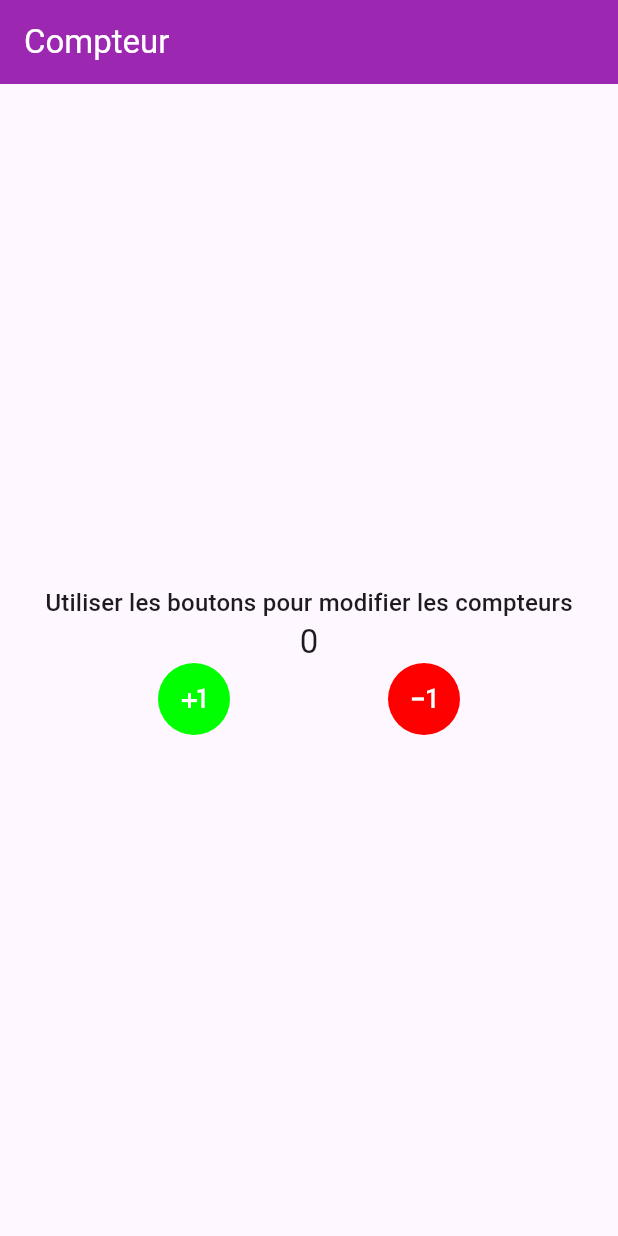
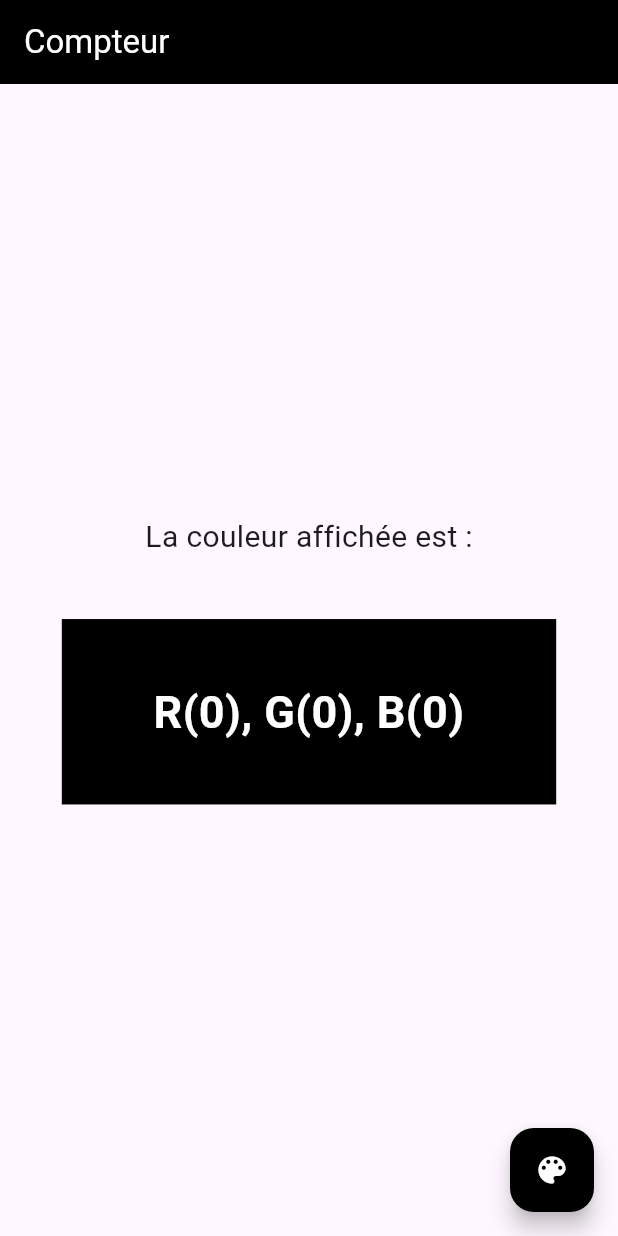
Before and after one commit to naelbenaissa/flutter_etu, a Flutter app: the screen it shows after launch, on a phone screen of 412 x 824 dp. Run offline on Flutter 3.47's test engine with Material 3 defaults, Android fonts, the phone set to English and light mode, and no system bars.

Commit message:
Initial Commit

```diff
--- a/lib/views/home/home.dart
+++ b/lib/views/home/home.dart
@@ -1,34 +1,72 @@
 import 'package:flutter/material.dart';
-import '../widgets/compteur.dart';
+import 'dart:math';
 
+class Home extends StatefulWidget {
+  const Home(this.titrePage, {super.key});
+  final String titrePage;
 
-class Home extends StatelessWidget {
-  const Home(this._titre,{super.key});
+  @override
+  State<Home> createState() => _HomeState();
+}
 
-  final String _titre;
+class _HomeState extends State<Home> {
+  Color couleurPage = const Color.fromRGBO(0, 0, 0, 1);
+
+  void changerCouleur() {
+    setState(() {
+      couleurPage = Color.fromRGBO(
+        Random().nextInt(256),
+        Random().nextInt(256),
+        Random().nextInt(256),
+        1,
+      );
+    });
+  }
 
   @override
   Widget build(BuildContext context) {
     return Scaffold(
       appBar: AppBar(
         title: Text(
-            _titre,
-            style: const TextStyle(
-              color: Colors.white,
-            )),
-        backgroundColor: Colors.purple,
+          widget.titrePage,
+          style: const TextStyle(color: Color.fromRGBO(255, 255, 255, 1)),
+        ),
+        backgroundColor: couleurPage,
       ),
       body: Center(
         child: Column(
           mainAxisAlignment: MainAxisAlignment.center,
           children: [
-            Text(
-              'Utiliser les boutons pour modifier les compteurs',
-              style: Theme.of(context).textTheme.titleMedium,
+            const Text(
+              'La couleur affichée est :',
+              style: TextStyle(fontSize: 20),
             ),
-            const Compteur(),
+            const Padding(padding: EdgeInsets.all(20)),
+            Container(
+              width: MediaQuery.of(context).size.width * 0.8,
+              height: MediaQuery.of(context).size.height * 0.15,
+              color: couleurPage,
+              child: Center(
+                child: Text(
+                  'R(${couleurPage.red}), G(${couleurPage.green}), B(${couleurPage.blue})',
+                  textAlign: TextAlign.center,
+                  style: const TextStyle(
+                    color: Color.fromRGBO(255, 255, 255, 1),
+                    fontSize: 30,
+                    fontWeight: FontWeight.bold,
+                  ),
+                ),
+              ),
+            ),
           ],
         ),
+      ),
+      floatingActionButton: FloatingActionButton(
+        onPressed: changerCouleur,
+        tooltip: 'Change page color',
+        backgroundColor: couleurPage,
+        foregroundColor: const Color.fromRGBO(255, 255, 255, 1),
+        child: const Icon(Icons.color_lens),
       ),
     );
   }
--- a/lib/views/widgets/compteur.dart
+++ /dev/null
@@ -1,63 +0,0 @@
-import 'package:flutter/material.dart';
-
-class Compteur extends StatefulWidget {
-  const Compteur({super.key});
-
-  @override
-  State<Compteur> createState() => _CompteurState();
-}
-
-class _CompteurState extends State<Compteur> {
-
-  int _compteur = 0;
-
-  // Méthodes
-  void _augmenterCompteur() {
-    setState(() {
-      _compteur++;
-    });
-  }
-
-  void _diminuerCompteur() {
-    setState(() {
-      if (_compteur > 0) _compteur--;
-    });
-  }
-
-  @override
-  Widget build(BuildContext context) {
-    return Column(
-      children: [
-        Text(
-          '$_compteur',
-          style: Theme.of(context).textTheme.titleLarge,
-        ),
-        Row(
-          mainAxisAlignment: MainAxisAlignment.spaceEvenly,
-          children: [
-            Ink(
-              decoration: const ShapeDecoration(
-                shape: CircleBorder(),
-                color: Color.fromRGBO(0, 255, 0, 1),
-              ),
-              child: IconButton(
-                  color: Colors.white,
-                  onPressed: _augmenterCompteur,
-                  icon: const Icon(Icons.plus_one)),
-            ),
-            Ink(
-              decoration: const ShapeDecoration(
-                shape: CircleBorder(),
-                color: Color.fromRGBO(255, 0, 0, 1),
-              ),
-              child: IconButton(
-                  color: Colors.white,
-                  onPressed: _diminuerCompteur,
-                  icon: const Icon(Icons.exposure_minus_1)),
-            ),
-          ],
-        )
-      ],
-    );
-  }
-}
```
